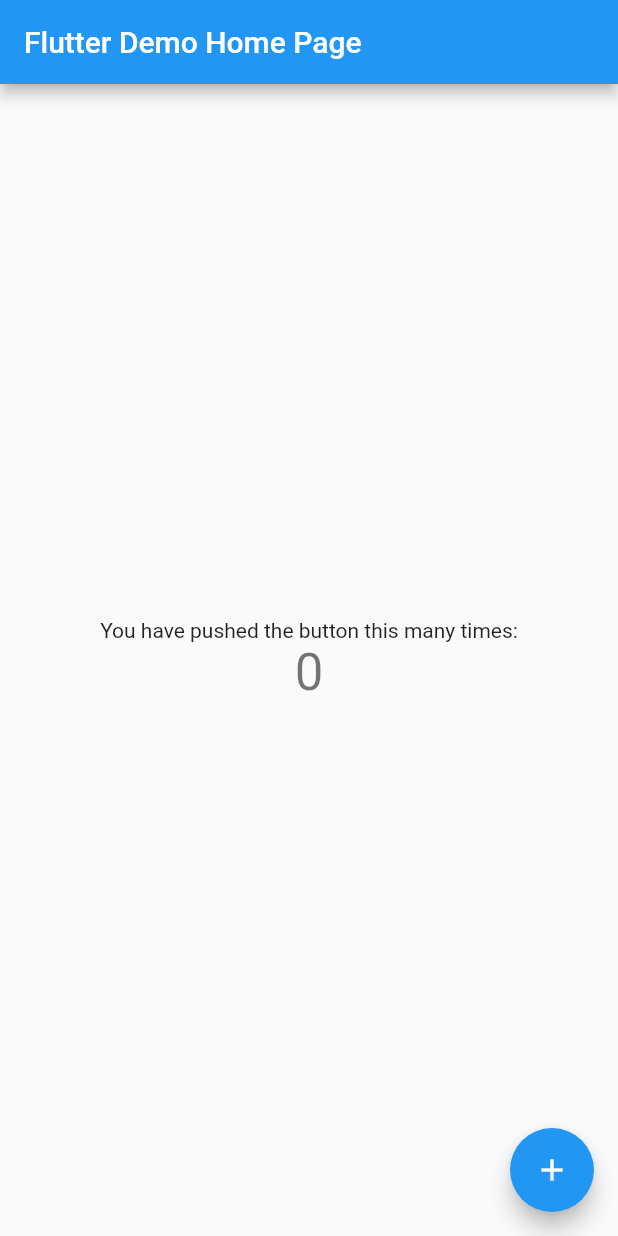
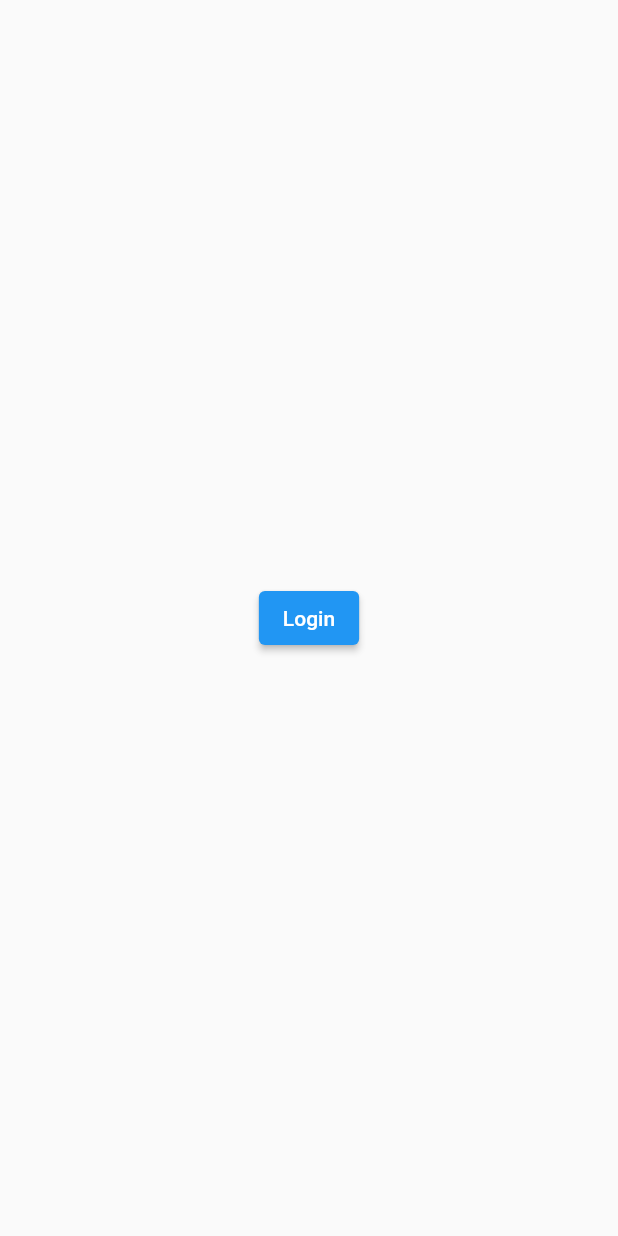
Before and after one commit to beatricstevzt17/MyProfit-C6, a Flutter app: the screen it shows after launch, on a phone screen of 412 x 824 dp. Run offline on Flutter 3.47's test engine with Material 2 defaults, Android fonts, the phone set to English and light mode, and no system bars.

Commit message:
kerangka awal

```diff
--- a/lib/app/screen/home/home.dart
+++ b/lib/app/screen/home/home.dart
@@ -0,0 +1,15 @@
+import 'package:flutter/material.dart';
+
+class HomePage extends StatelessWidget {
+  const HomePage({Key? key}) : super(key: key);
+
+  @override
+  Widget build(BuildContext context) {
+    return MaterialApp(
+      home: Scaffold(
+          appBar: AppBar(
+        title: const Text("Home"),
+      )),
+    );
+  }
+}
--- a/lib/app/screen/login/login.dart
+++ b/lib/app/screen/login/login.dart
@@ -0,0 +1,22 @@
+import 'package:aplikasi/app/screen/home/home.dart';
+import 'package:flutter/material.dart';
+
+class LoginPage extends StatelessWidget {
+  const LoginPage({Key? key}) : super(key: key);
+
+  @override
+  Widget build(BuildContext context) {
+    return Scaffold(
+      body: Center(
+        child: ElevatedButton(
+          onPressed: () {
+            Navigator.push(context, MaterialPageRoute(builder: (context) {
+              return const HomePage();
+            }));
+          },
+          child: const Text("Login"),
+        ),
+      ),
+    );
+  }
+}
--- a/lib/main.dart
+++ b/lib/main.dart
@@ -1,115 +1,17 @@
 import 'package:flutter/material.dart';
+
+import 'app/screen/login/login.dart';
 
 void main() {
   runApp(const MyApp());
 }
+class MyApp extends StatelessWidget {
+  const MyApp({ Key? key }) : super(key: key);
 
-class MyApp extends StatelessWidget {
-  const MyApp({Key? key}) : super(key: key);
-
-  // This widget is the root of your application.
   @override
   Widget build(BuildContext context) {
-    return MaterialApp(
-      title: 'Flutter Demo',
-      theme: ThemeData(
-        // This is the theme of your application.
-        //
-        // Try running your application with "flutter run". You'll see the
-        // application has a blue toolbar. Then, without quitting the app, try
-        // changing the primarySwatch below to Colors.green and then invoke
-        // "hot reload" (press "r" in the console where you ran "flutter run",
-        // or simply save your changes to "hot reload" in a Flutter IDE).
-        // Notice that the counter didn't reset back to zero; the application
-        // is not restarted.
-        primarySwatch: Colors.blue,
-      ),
-      home: const MyHomePage(title: 'Flutter Demo Home Page'),
+    return const MaterialApp(
+      home: LoginPage(),
     );
   }
 }
-
-class MyHomePage extends StatefulWidget {
-  const MyHomePage({Key? key, required this.title}) : super(key: key);
-
-  // This widget is the home page of your application. It is stateful, meaning
-  // that it has a State object (defined below) that contains fields that affect
-  // how it looks.
-
-  // This class is the configuration for the state. It holds the values (in this
-  // case the title) provided by the parent (in this case the App widget) and
-  // used by the build method of the State. Fields in a Widget subclass are
-  // always marked "final".
-
-  final String title;
-
-  @override
-  State<MyHomePage> createState() => _MyHomePageState();
-}
-
-class _MyHomePageState extends State<MyHomePage> {
-  int _counter = 0;
-
-  void _incrementCounter() {
-    setState(() {
-      // This call to setState tells the Flutter framework that something has
-      // changed in this State, which causes it to rerun the build method below
-      // so that the display can reflect the updated values. If we changed
-      // _counter without calling setState(), then the build method would not be
-      // called again, and so nothing would appear to happen.
-      _counter++;
-    });
-  }
-
-  @override
-  Widget build(BuildContext context) {
-    // This method is rerun every time setState is called, for instance as done
-    // by the _incrementCounter method above.
-    //
-    // The Flutter framework has been optimized to make rerunning build methods
-    // fast, so that you can just rebuild anything that needs updating rather
-    // than having to individually change instances of widgets.
-    return Scaffold(
-      appBar: AppBar(
-        // Here we take the value from the MyHomePage object that was created by
-        // the App.build method, and use it to set our appbar title.
-        title: Text(widget.title),
-      ),
-      body: Center(
-        // Center is a layout widget. It takes a single child and positions it
-        // in the middle of the parent.
-        child: Column(
-          // Column is also a layout widget. It takes a list of children and
-          // arranges them vertically. By default, it sizes itself to fit its
-          // children horizontally, and tries to be as tall as its parent.
-          //
-          // Invoke "debug painting" (press "p" in the console, choose the
-          // "Toggle Debug Paint" action from the Flutter Inspector in Android
-          // Studio, or the "Toggle Debug Paint" command in Visual Studio Code)
-          // to see the wireframe for each widget.
-          //
-          // Column has various properties to control how it sizes itself and
-          // how it positions its children. Here we use mainAxisAlignment to
-          // center the children vertically; the main axis here is the vertical
-          // axis because Columns are vertical (the cross axis would be
-          // horizontal).
-          mainAxisAlignment: MainAxisAlignment.center,
-          children: <Widget>[
-            const Text(
-              'You have pushed the button this many times:',
-            ),
-            Text(
-              '$_counter',
-              style: Theme.of(context).textTheme.headline4,
-            ),
-          ],
-        ),
-      ),
-      floatingActionButton: FloatingActionButton(
-        onPressed: _incrementCounter,
-        tooltip: 'Increment',
-        child: const Icon(Icons.add),
-      ), // This trailing comma makes auto-formatting nicer for build methods.
-    );
-  }
-}
```
